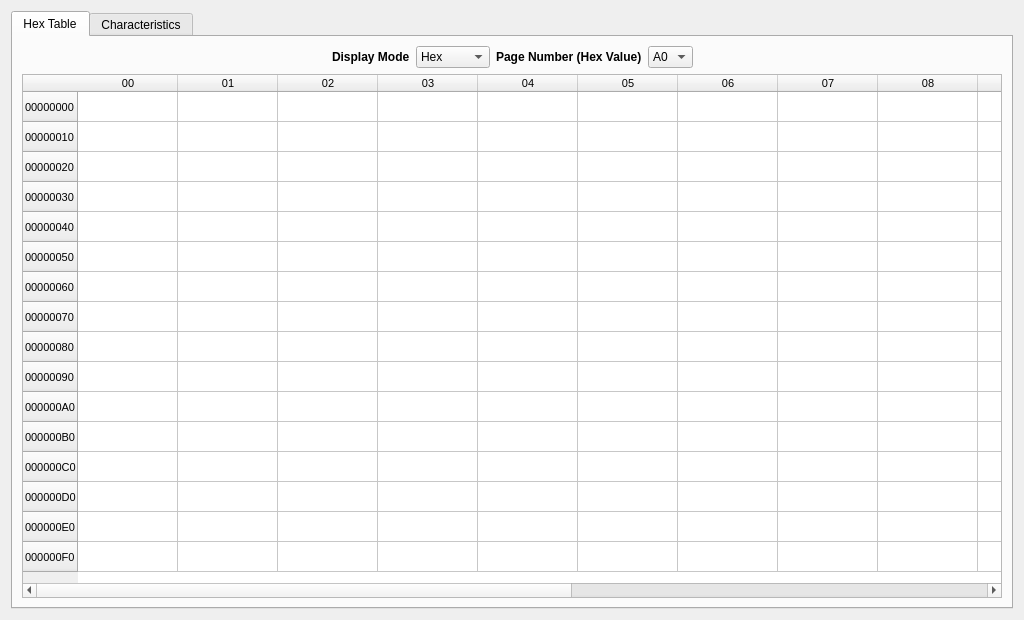
Above: src/resources/ui_files/memory_map_dialog.ui from CMillions/Cloudplug-Control before the change. Below: the same form after it.
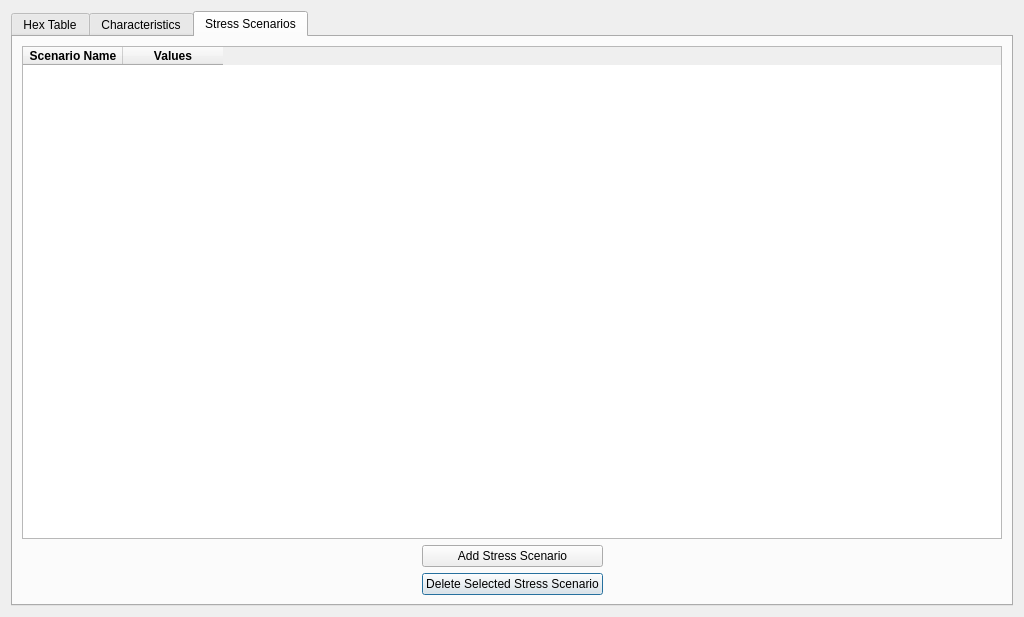
That is the form after the change. The open tabs and pages were chosen to show the change.

Commit message: Partially implemented stress scenario editing

Diff of the .ui file:
```diff
--- a/src/resources/ui_files/memory_map_dialog.ui
+++ b/src/resources/ui_files/memory_map_dialog.ui
@@ -7,7 +7,7 @@
     <x>0</x>
     <y>0</y>
     <width>1024</width>
-    <height>620</height>
+    <height>617</height>
    </rect>
   </property>
   <property name="windowTitle">
@@ -1512,6 +1512,83 @@
        </item>
       </layout>
      </widget>
+     <widget class="QWidget" name="tab_3">
+      <attribute name="title">
+       <string>Stress Scenarios</string>
+      </attribute>
+      <layout class="QGridLayout" name="gridLayout_5">
+       <item row="2" column="0">
+        <layout class="QGridLayout" name="gridLayout_6">
+         <item row="1" column="1">
+          <widget class="QPushButton" name="deleteStressButton">
+           <property name="text">
+            <string>Delete Selected Stress Scenario</string>
+           </property>
+          </widget>
+         </item>
+         <item row="0" column="0">
+          <spacer name="horizontalSpacer_3">
+           <property name="orientation">
+            <enum>Qt::Horizontal</enum>
+           </property>
+           <property name="sizeHint" stdset="0">
+            <size>
+             <width>40</width>
+             <height>20</height>
+            </size>
+           </property>
+          </spacer>
+         </item>
+         <item row="0" column="1">
+          <widget class="QPushButton" name="addStressButton">
+           <property name="text">
+            <string>Add Stress Scenario</string>
+           </property>
+          </widget>
+         </item>
+         <item row="1" column="2">
+          <spacer name="horizontalSpacer_4">
+           <property name="orientation">
+            <enum>Qt::Horizontal</enum>
+           </property>
+           <property name="sizeHint" stdset="0">
+            <size>
+             <width>40</width>
+             <height>20</height>
+            </size>
+           </property>
+          </spacer>
+         </item>
+        </layout>
+       </item>
+       <item row="0" column="0">
+        <widget class="QTableWidget" name="tableWidget_3">
+         <column>
+          <property name="text">
+           <string>Scenario Name</string>
+          </property>
+          <property name="font">
+           <font>
+            <weight>75</weight>
+            <bold>true</bold>
+           </font>
+          </property>
+         </column>
+         <column>
+          <property name="text">
+           <string>Values</string>
+          </property>
+          <property name="font">
+           <font>
+            <weight>75</weight>
+            <bold>true</bold>
+           </font>
+          </property>
+         </column>
+        </widget>
+       </item>
+      </layout>
+     </widget>
     </widget>
    </item>
   </layout>
```
Left out of the diff: 2 changed lines with no effect on the pictures. The commit also changes 14 other files.
